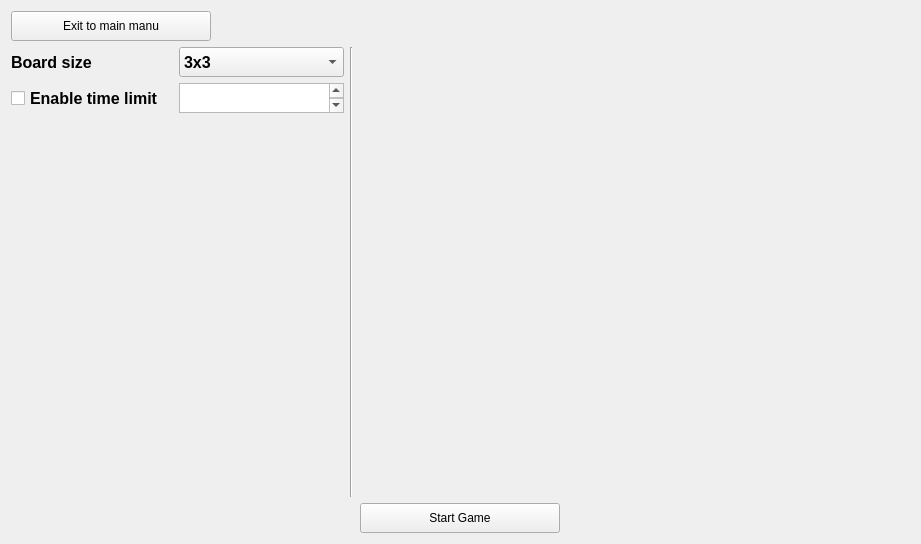
The window that settings/GameSettingsScreen.ui (Szymon022/SlidingPuzzles) describes before a commit, drawn with Qt 5.
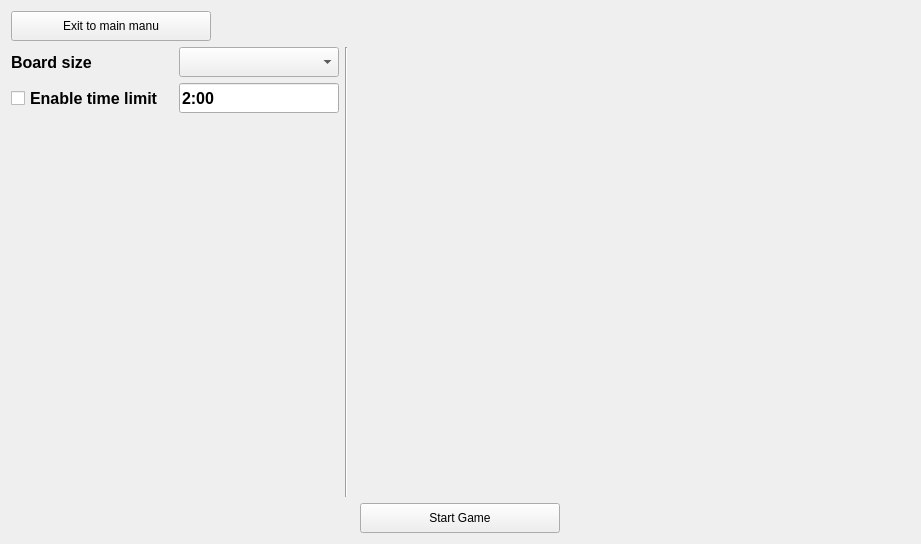
The same window after the commit.

Commit message: init ui - viewmodel connections

What changed in the file:
```diff
--- a/settings/GameSettingsScreen.ui
+++ b/settings/GameSettingsScreen.ui
@@ -101,13 +101,13 @@
                                         <widget class="QComboBox" name="boardSizeComboBox">
                                             <property name="minimumSize">
                                                 <size>
-                                                    <width>165</width>
+             <width>160</width>
                                                     <height>30</height>
                                                 </size>
                                             </property>
                                             <property name="maximumSize">
                                                 <size>
-                                                    <width>165</width>
+             <width>160</width>
                                                     <height>30</height>
                                                 </size>
                                             </property>
@@ -120,46 +120,6 @@
                                             <property name="frame">
                                                 <bool>true</bool>
                                             </property>
-                                            <item>
-                                                <property name="text">
-                                                    <string>3x3</string>
-                                                </property>
-                                            </item>
-                                            <item>
-                                                <property name="text">
-                                                    <string>4x4</string>
-                                                </property>
-                                            </item>
-                                            <item>
-                                                <property name="text">
-                                                    <string>5x5</string>
-                                                </property>
-                                            </item>
-                                            <item>
-                                                <property name="text">
-                                                    <string>6x6</string>
-                                                </property>
-                                            </item>
-                                            <item>
-                                                <property name="text">
-                                                    <string>7x7</string>
-                                                </property>
-                                            </item>
-                                            <item>
-                                                <property name="text">
-                                                    <string>8x8</string>
-                                                </property>
-                                            </item>
-                                            <item>
-                                                <property name="text">
-                                                    <string>9x9</string>
-                                                </property>
-                                            </item>
-                                            <item>
-                                                <property name="text">
-                                                    <string>10x10</string>
-                                                </property>
-                                            </item>
                                         </widget>
                                     </item>
                                 </layout>
@@ -191,49 +151,31 @@
                                             </property>
                                         </widget>
                                     </item>
-                                    <item alignment="Qt::AlignmentFlag::AlignVCenter">
-                                        <widget class="QTextEdit" name="timeLimitTextEdit">
+         <item>
+          <widget class="QLineEdit" name="timeLimitLineEdit">
                                             <property name="minimumSize">
                                                 <size>
-                                                    <width>165</width>
+             <width>160</width>
                                                     <height>30</height>
                                                 </size>
                                             </property>
                                             <property name="maximumSize">
                                                 <size>
-                                                    <width>165</width>
+             <width>160</width>
                                                     <height>30</height>
                                                 </size>
                                             </property>
                                             <property name="font">
                                                 <font>
-                                                    <pointsize>10</pointsize>
-                                                </font>
-                                            </property>
-                                            <property name="autoFillBackground">
-                                                <bool>false</bool>
-                                            </property>
-                                            <property name="html">
-                                                <string>&lt;!DOCTYPE HTML PUBLIC &quot;-//W3C//DTD HTML 4.0//EN&quot;
-                                                    &quot;http://www.w3.org/TR/REC-html40/strict.dtd&quot;&gt;
-                                                    &lt;html&gt;&lt;head&gt;&lt;meta name=&quot;qrichtext&quot; content=&quot;1&quot;
-                                                    /&gt;&lt;meta charset=&quot;utf-8&quot; /&gt;&lt;style type=&quot;text/css&quot;&gt;
-                                                    p, li { white-space: pre-wrap; }
-                                                    hr { height: 1px; border-width: 0; }
-                                                    li.unchecked::marker { content: &quot;\2610&quot;; }
-                                                    li.checked::marker { content: &quot;\2612&quot;; }
-                                                    &lt;/style&gt;&lt;/head&gt;&lt;body style=&quot; font-family:'Sans
-                                                    Serif'; font-size:10pt; font-weight:400; font-style:normal;&quot;&gt;
-                                                    &lt;p style=&quot; margin-top:0px; margin-bottom:0px;
-                                                    margin-left:0px; margin-right:0px; -qt-block-indent:0;
-                                                    text-indent:0px;&quot;&gt;2:00&lt;/p&gt;
-                                                    &lt;p style=&quot;-qt-paragraph-type:empty; margin-top:0px;
-                                                    margin-bottom:0px; margin-left:0px; margin-right:0px;
-                                                    -qt-block-indent:0; text-indent:0px;&quot;&gt;&lt;br /&gt;&lt;/p&gt;&lt;/body&gt;&lt;/html&gt;
-                                                </string>
-                                            </property>
-                                            <property name="placeholderText">
-                                                <string>Time limit</string>
+             <pointsize>12</pointsize>
+             <bold>true</bold>
+            </font>
+           </property>
+           <property name="text">
+            <string>2:00</string>
+           </property>
+           <property name="alignment">
+            <set>Qt::AlignmentFlag::AlignLeading|Qt::AlignmentFlag::AlignLeft|Qt::AlignmentFlag::AlignVCenter</set>
                                             </property>
                                         </widget>
                                     </item>
```
Lines whose indentation alone changed are shown as unchanged. The commit also changes 2 other files.
